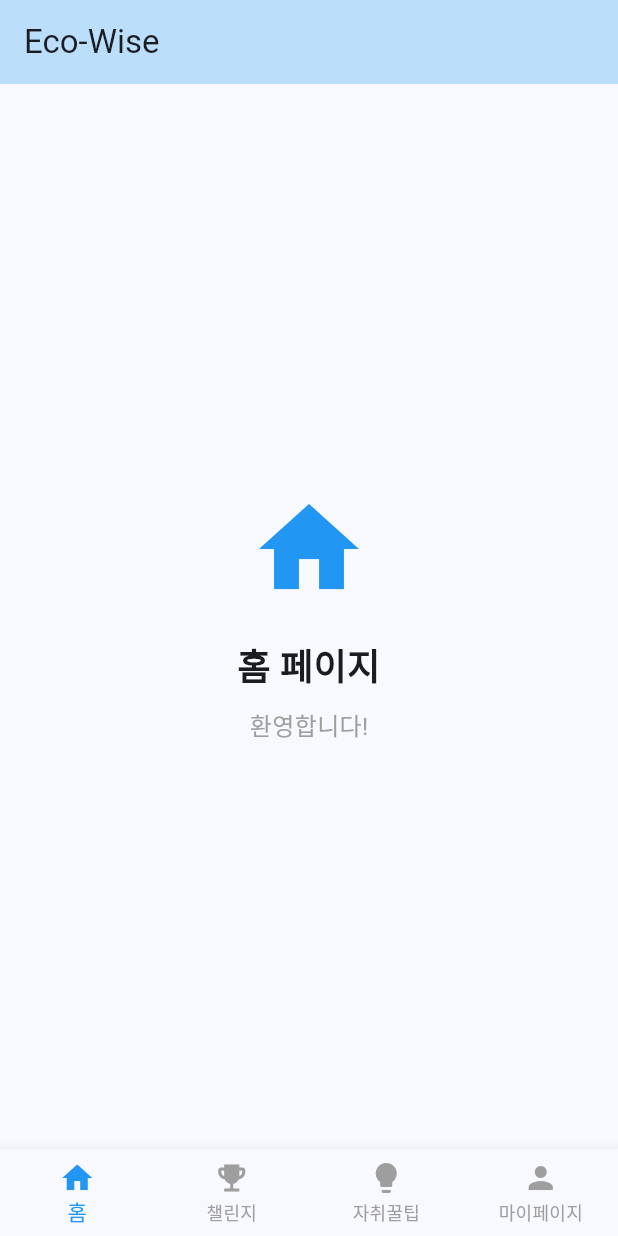
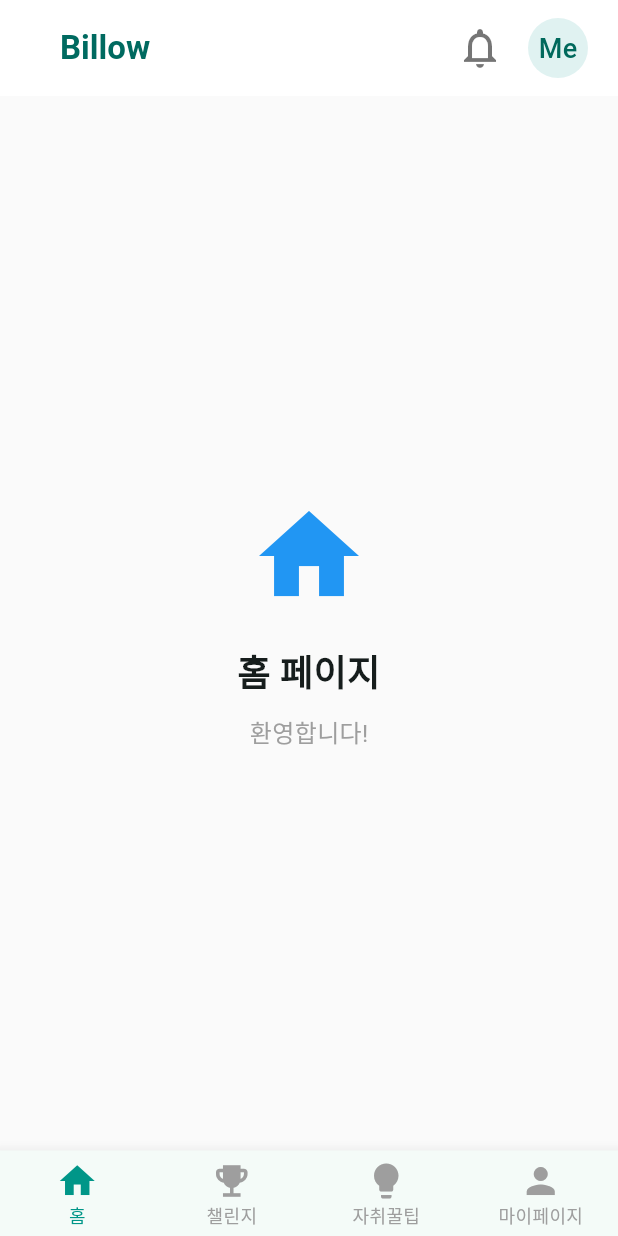
Before and after one commit to IIPA-K-PasS/FE, a Flutter app: the screen it shows after launch, on a phone screen of 412 x 824 dp. Run offline on Flutter 3.47's test engine with Material 3 defaults, Android fonts, the phone set to English and light mode, and no system bars.

Commit message:
feat: Scaffold 배경 및 앱 상단 바 디자인

```diff
--- a/lib/main.dart
+++ b/lib/main.dart
@@ -15,8 +15,15 @@ class MyApp extends StatelessWidget {
   Widget build(BuildContext context) {
     return MaterialApp(
       title: 'Billow',
+      debugShowCheckedModeBanner: false,
       theme: ThemeData(
-        colorScheme: ColorScheme.fromSeed(seedColor: Colors.blue),
+        colorScheme: ColorScheme.fromSeed(seedColor: Colors.teal),
+        scaffoldBackgroundColor: Colors.grey[50],
+        appBarTheme: const AppBarTheme(
+          backgroundColor: Colors.white,
+          surfaceTintColor: Colors.transparent,
+          elevation: 0.5,
+        ),
         useMaterial3: true,
       ),
       home: const MainNavigationPage(),
@@ -51,16 +58,54 @@ class _MainNavigationPageState extends State<MainNavigationPage> {
   Widget build(BuildContext context) {
     return Scaffold(
       appBar: AppBar(
-        title: const Text('Eco-Wise'),
-        backgroundColor: Colors.blue[100],
+        toolbarHeight: 64,
+        titleSpacing: 40,
+        // 제목 위젯
+        title: Text(
+          'Billow',
+          style: TextStyle(
+            color: Theme.of(context).primaryColor, // 테마의 기본 색상(teal) 사용
+            fontWeight: FontWeight.bold,
+            fontSize: 22,
+          ),
+        ),
+        // AppBar 오른쪽에 배치될 아이콘 목록
+        actions: [
+          IconButton(
+            icon: const Icon(
+                Icons.notifications_none,
+                color: Colors.black54,
+                size: 32),
+            onPressed: () {
+              // 알림 버튼 클릭 시 동작
+            },
+          ),
+          Padding(
+            padding: const EdgeInsets.only(right: 20.0, left: 8.0),
+            child: CircleAvatar(
+              radius: 20, // 원의 크기
+              backgroundColor: Colors.teal[50],
+              child: Text(
+                'Me',
+                style: TextStyle(
+                  color: Colors.teal[800],
+                  fontSize: 18,
+                ),
+              ),
+            ),
+          ),
+        ],
       ),
       body: _pages[_selectedIndex],
       bottomNavigationBar: BottomNavigationBar(
         type: BottomNavigationBarType.fixed,
         currentIndex: _selectedIndex,
         onTap: _onItemTapped,
-        selectedItemColor: Colors.blue,
+        selectedItemColor: Colors.teal  ,
         unselectedItemColor: Colors.grey,
+        iconSize: 28,
+        selectedFontSize: 12,
+        unselectedFontSize: 12,
         items: const [
           BottomNavigationBarItem(
             icon: Icon(Icons.home),
```
